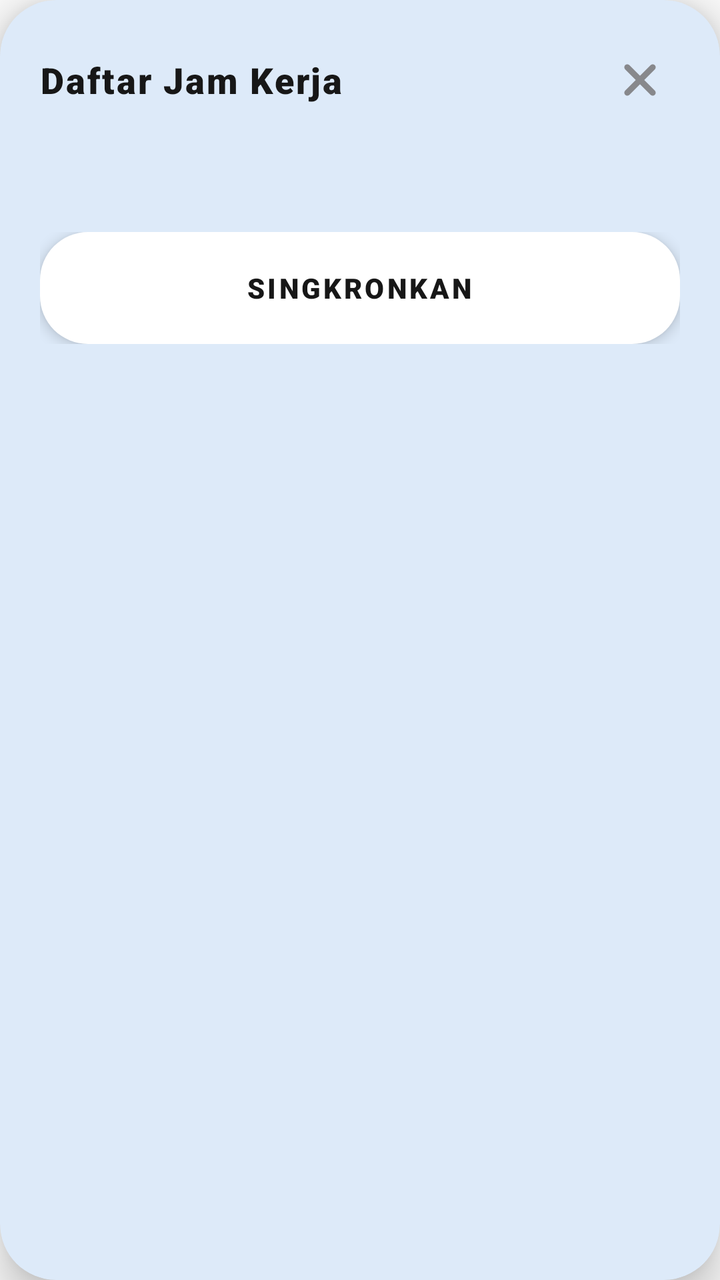
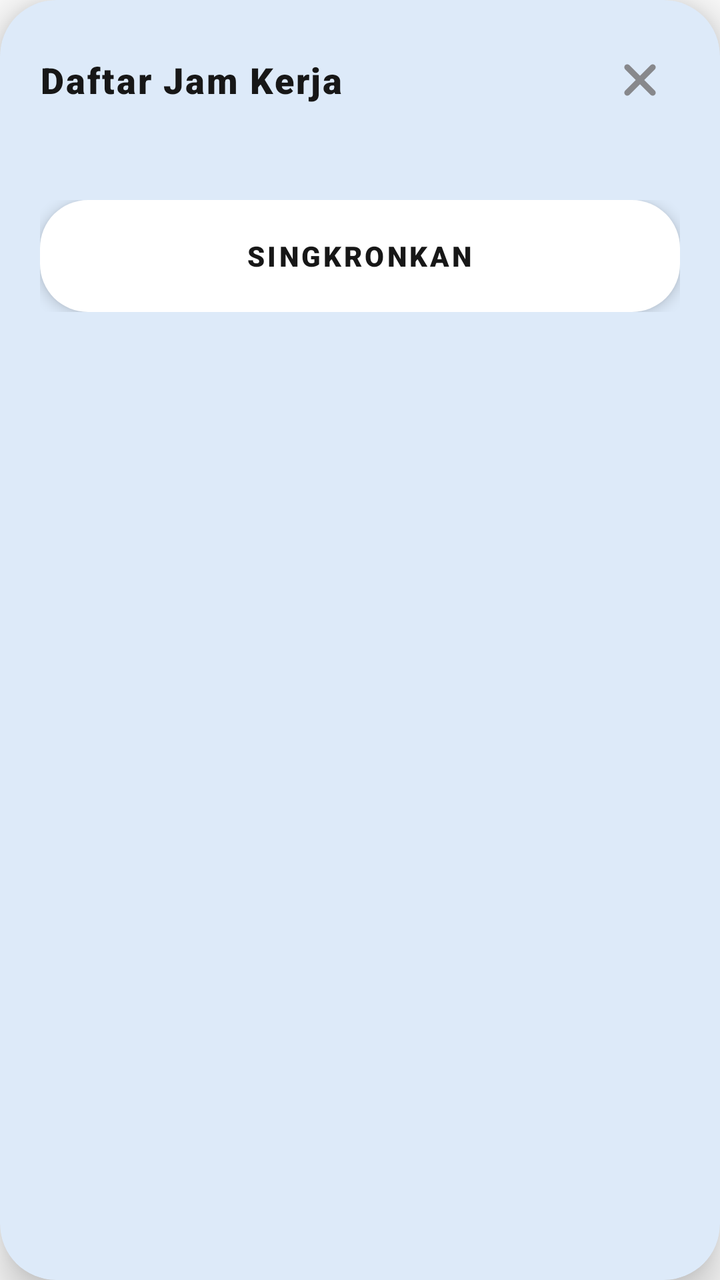

Compare the two renders of this Android layout. The source of the first and the diff that turns it into the second are given below.
<!-- AndroidManifest.xml: application theme Theme.AppPemko -->
<!-- res/layout/view_jadwal_kerja.xml -->
<?xml version="1.0" encoding="utf-8"?>

<com.google.android.material.card.MaterialCardView xmlns:android="http://schemas.android.com/apk/res/android"
    xmlns:app="http://schemas.android.com/apk/res-auto"
    xmlns:tools="http://schemas.android.com/tools"
    android:layout_width="match_parent"
    android:layout_height="wrap_content"
    android:layout_margin="24dp"
    app:cardBackgroundColor="@color/surface_main"
    app:cardCornerRadius="28dp"
    app:cardElevation="12dp"
    app:strokeWidth="0dp">

    <LinearLayout
        android:layout_width="match_parent"
        android:layout_height="wrap_content"
        android:orientation="vertical">

        
        <RelativeLayout
            android:layout_width="match_parent"
            android:layout_height="wrap_content"
            android:padding="20dp">

            <TextView
                android:layout_width="wrap_content"
                android:layout_height="wrap_content"
                android:layout_centerVertical="true"
                android:fontFamily="sans-serif-black"
                android:letterSpacing="0.05"
                android:text="Daftar Jam Kerja"
                android:textColor="@color/text_primary"
                android:textSize="18sp"
                tools:ignore="HardcodedText" />

            <ImageView
                android:id="@+id/ivCloseDaftarJadwalKerja"
                android:layout_width="40dp"
                android:layout_height="40dp"
                android:layout_alignParentEnd="true"
                android:layout_centerVertical="true"
                android:background="?attr/selectableItemBackgroundBorderless"
                android:clickable="true"
                android:focusable="true"
                android:padding="8dp"
                android:src="@drawable/one_close"
                app:tint="@color/text_hint"
                android:contentDescription="@string/todo" />
        </RelativeLayout>

        <androidx.core.widget.NestedScrollView
            android:layout_width="match_parent"
            android:layout_height="wrap_content"
            android:maxHeight="400dp">

            <LinearLayout
                android:layout_width="match_parent"
                android:layout_height="wrap_content"
                android:orientation="vertical"
                android:paddingHorizontal="16dp"
                android:paddingBottom="16dp">

                <TextView
                    android:id="@+id/tvInfoJamKerja"
                    android:layout_width="match_parent"
                    android:layout_height="wrap_content"
                    android:layout_marginVertical="32dp"
                    android:fontFamily="sans-serif-medium"
                    android:text="Anda tidak memiliki Jam Kerja."
                    android:textAlignment="center"
                    android:textColor="@color/text_hint"
                    android:textSize="14sp"
                    android:visibility="gone"
                    tools:ignore="HardcodedText" />

                <androidx.recyclerview.widget.RecyclerView
                    android:id="@+id/rvJadwalKerja"
                    android:layout_width="match_parent"
                    android:layout_height="wrap_content"
                    android:nestedScrollingEnabled="false"
                    tools:listitem="@layout/view_jadwal" />

            </LinearLayout>
        </androidx.core.widget.NestedScrollView>

        
        <FrameLayout
            android:layout_width="match_parent"
            android:layout_height="wrap_content"
            android:padding="20dp">

            <LinearLayout
                android:id="@+id/btnSingkronJadwalKerja"
                android:layout_width="match_parent"
                android:layout_height="56dp"
                android:background="@drawable/backgoundovalbirusift"
                android:gravity="center"
                android:clickable="true"
                android:focusable="true"
                android:foreground="?attr/selectableItemBackground"
                android:orientation="horizontal"
                android:elevation="4dp">

                <TextView
                    android:id="@+id/tvSingkronJadwal"
                    android:layout_width="wrap_content"
                    android:layout_height="wrap_content"
                    android:text="SINGKRONKAN"
                    android:textAllCaps="true"
                    android:textColor="@color/text_primary"
                    android:textSize="14sp"
                    android:fontFamily="sans-serif-black"
                    android:letterSpacing="0.1"
                    tools:ignore="HardcodedText" />
            </LinearLayout>

            <ProgressBar
                android:id="@+id/progressBarSingkron"
                android:layout_width="32dp"
                android:layout_height="32dp"
                android:layout_gravity="center"
                android:indeterminateTint="@color/primary_brand"
                android:visibility="gone" />
        </FrameLayout>

    </LinearLayout>
</com.google.android.material.card.MaterialCardView>
<!-- res/layout/view_jadwal.xml (included above) -->
<?xml version="1.0" encoding="utf-8"?>

<RelativeLayout xmlns:android="http://schemas.android.com/apk/res/android"
    android:layout_width="match_parent"
    android:layout_height="wrap_content"
    android:padding="2dp">

    <LinearLayout
        android:layout_width="match_parent"
        android:layout_height="wrap_content"
        >
        <TextView
            android:id="@+id/txtHariJadwal"
            android:layout_width="130dp"
            android:layout_height="wrap_content"
            android:layout_margin="2dp"
            android:background="@drawable/backgoundovalkuning"
            android:paddingTop="5dp"
            android:paddingBottom="5dp"
            android:textAlignment="center"
            android:textColor="@color/fixed_black"
            android:textStyle="bold" />

        <TextView
            android:id="@+id/txtMasukJadwal"
            android:layout_width="wrap_content"
            android:layout_height="wrap_content"
            android:layout_margin="2dp"
            android:layout_weight="1"
            android:background="@drawable/backgoundovalbirusift"
            android:padding="5dp"
            android:textAlignment="center"
            android:textColor="@color/text_primary"
            android:textStyle="bold" />

        <TextView
            android:id="@+id/txtPulangJadwal"
            android:layout_width="wrap_content"
            android:layout_height="wrap_content"
            android:layout_margin="2dp"
            android:layout_weight="1"
            android:background="@drawable/backgoundovalbirusift"
            android:padding="5dp"
            android:textAlignment="center"
            android:textColor="@color/text_primary"
            android:textStyle="bold" />
    </LinearLayout>
</RelativeLayout>
<!-- resources referenced by this layout -->
<resources>
  <color name="fixed_black">#171717</color>
  <color name="primary_brand">#0869D8</color>
  <color name="surface_main">#FFFFFF</color>
  <color name="text_hint">#87888c</color>
  <color name="text_primary">#171717</color>
  <!-- drawable backgoundovalbirusift (drawable) -->
  <?xml version="1.0" encoding="utf-8"?>
  
  <shape xmlns:android="http://schemas.android.com/apk/res/android"
      android:tintMode="multiply"
      android:shape="rectangle"
      >
  
      <solid
          android:color="@color/surface_main"/>
      <corners
          android:radius="24dp"/>
  </shape>
  <!-- drawable backgoundovalkuning (drawable) -->
  <?xml version="1.0" encoding="utf-8"?>
  
  <shape xmlns:android="http://schemas.android.com/apk/res/android"
      android:tintMode="multiply"
      android:shape="rectangle"
      >
  
      <solid
          android:color="@color/kuning"/>
      <corners
          android:radius="20dp"/>
  </shape>
  <!-- drawable one_close (drawable) -->
  <vector xmlns:android="http://schemas.android.com/apk/res/android" android:height="30dp" android:viewportHeight="1024" android:viewportWidth="1024" android:width="30dp">
        
      <path android:fillColor="@color/font" android:pathData="M195.2,195.2a64,64 0,0 1,90.5 0L512,421.5 738.3,195.2a64,64 0,0 1,90.5 90.5L602.5,512 828.8,738.3a64,64 0,0 1,-90.5 90.5L512,602.5 285.7,828.8a64,64 0,0 1,-90.5 -90.5L421.5,512 195.2,285.7a64,64 0,0 1,0 -90.5z"/>
      
  </vector>
  <string name="todo">TODO</string>
  <style name="Theme.AppPemko" parent="Base.Theme.AppPemko">
          <item name="android:textColor">@color/text_primary</item>
      </style>
  <color name="kuning">#F7B620</color>
  <color name="font">#454545</color>
  <style name="Base.Theme.AppPemko" parent="Theme.Material3.DayNight.NoActionBar">
          <item name="colorPrimary">@color/primary_brand</item>
          <item name="colorOnPrimary">@color/on_primary_brand</item>
          <item name="colorSecondary">@color/brand_secondary</item>
          <item name="colorOnSecondary">@color/white</item>
          <item name="colorSurface">@color/surface_main</item>
          <item name="colorOnSurface">@color/text_primary</item>
          <item name="colorSurfaceVariant">@color/surface_variant</item>
          <item name="colorOnSurfaceVariant">@color/text_secondary</item>
          <item name="android:statusBarColor">@color/primary_brand</item>
          <item name="android:windowBackground">@color/background_main</item>
          <item name="android:fontFamily">sans-serif</item>
          <item name="android:windowAnimationStyle">@style/Animation.App.Activity</item>
      </style>
  <color name="on_primary_brand">#FFFFFF</color>
  <color name="brand_secondary">#E91E63</color>
  <color name="white">#FFFFFF</color>
  <color name="surface_variant">#F4F4F4</color>
  <color name="text_secondary">#454545</color>
  <color name="background_main">#FBFBFB</color>
  <style name="Animation.App.Activity" parent="@android:style/Animation.Activity">
          <item name="android:activityOpenEnterAnimation">@anim/slide_in_right</item>
          <item name="android:activityOpenExitAnimation">@anim/slide_out_left</item>
          <item name="android:activityCloseEnterAnimation">@anim/slide_in_left</item>
          <item name="android:activityCloseExitAnimation">@anim/slide_out_right</item>
      </style>
</resources>

<!-- the commit's change to res/layout/view_jadwal_kerja.xml (unified diff, before → after) -->
@@ -5,22 +5,23 @@
     xmlns:tools="http://schemas.android.com/tools"
     android:layout_width="match_parent"
     android:layout_height="wrap_content"
-    android:layout_margin="24dp"
+    android:layout_margin="20dp"
     app:cardBackgroundColor="@color/surface_main"
     app:cardCornerRadius="28dp"
     app:cardElevation="12dp"
     app:strokeWidth="0dp">
 
-    <LinearLayout
+    <androidx.constraintlayout.widget.ConstraintLayout
         android:layout_width="match_parent"
-        android:layout_height="wrap_content"
-        android:orientation="vertical">
+        android:layout_height="wrap_content">
 
         
         <RelativeLayout
+            android:id="@+id/rlHeaderJadwal"
             android:layout_width="match_parent"
             android:layout_height="wrap_content"
-            android:padding="20dp">
+            android:padding="20dp"
+            app:layout_constraintTop_toTopOf="parent">
 
             <TextView
                 android:layout_width="wrap_content"
@@ -48,23 +49,29 @@
                 android:contentDescription="@string/todo" />
         </RelativeLayout>
 
+        
         <androidx.core.widget.NestedScrollView
+            android:id="@+id/nsvContentJadwal"
             android:layout_width="match_parent"
             android:layout_height="wrap_content"
-            android:maxHeight="400dp">
+            app:layout_constrainedHeight="true"
+            app:layout_constraintHeight_max="350dp"
+            app:layout_constraintVertical_bias="0.0"
+            app:layout_constraintTop_toBottomOf="@id/rlHeaderJadwal"
+            app:layout_constraintBottom_toTopOf="@id/flFooterJadwal">
 
             <LinearLayout
                 android:layout_width="match_parent"
                 android:layout_height="wrap_content"
                 android:orientation="vertical"
                 android:paddingHorizontal="16dp"
-                android:paddingBottom="16dp">
+                android:paddingBottom="8dp">
 
                 <TextView
                     android:id="@+id/tvInfoJamKerja"
                     android:layout_width="match_parent"
                     android:layout_height="wrap_content"
-                    android:layout_marginVertical="32dp"
+                    android:layout_marginVertical="24dp"
                     android:fontFamily="sans-serif-medium"
                     android:text="Anda tidak memiliki Jam Kerja."
                     android:textAlignment="center"
@@ -85,9 +92,14 @@
 
         
         <FrameLayout
+            android:id="@+id/flFooterJadwal"
             android:layout_width="match_parent"
             android:layout_height="wrap_content"
-            android:padding="20dp">
+            android:paddingHorizontal="20dp"
+            android:paddingTop="12dp"
+            android:paddingBottom="20dp"
+            app:layout_constraintTop_toBottomOf="@id/nsvContentJadwal"
+            app:layout_constraintBottom_toBottomOf="parent">
 
             <LinearLayout
                 android:id="@+id/btnSingkronJadwalKerja"
@@ -123,7 +135,7 @@
                 android:visibility="gone" />
         </FrameLayout>
 
-    </LinearLayout>
+    </androidx.constraintlayout.widget.ConstraintLayout>
 </com.google.android.material.card.MaterialCardView>
 <!-- res/layout/view_jadwal.xml (included above) -->
 <?xml version="1.0" encoding="utf-8"?>
